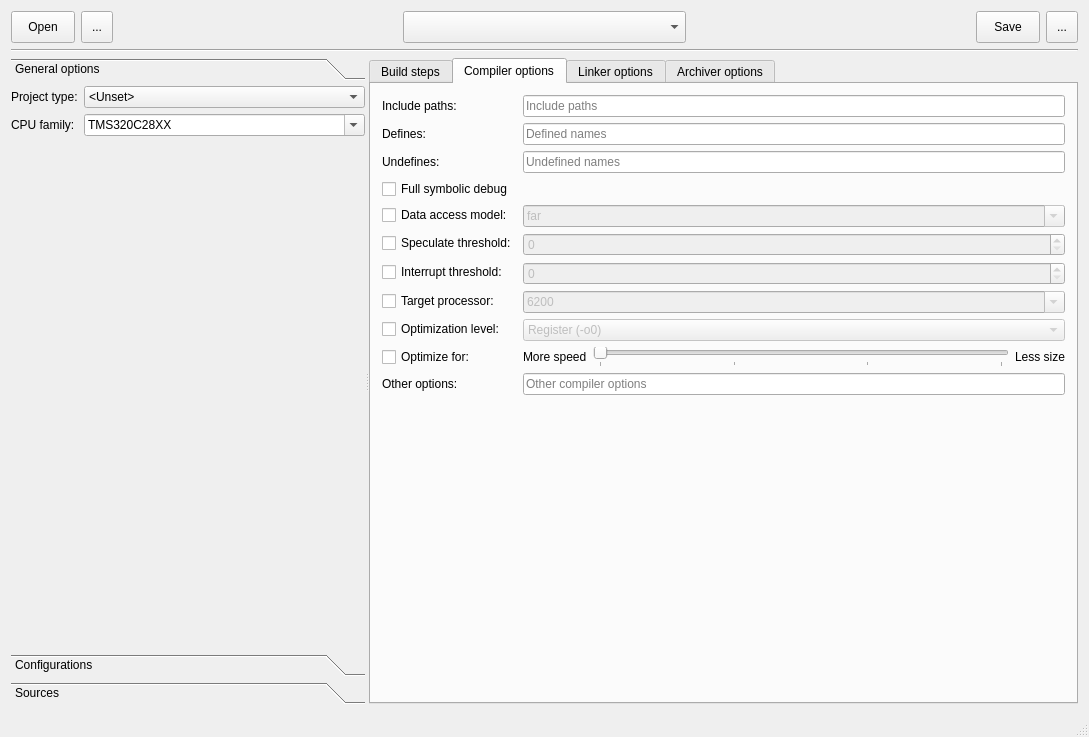
molotov-dmitry/ccs-pjt-editor-qt, file mainwindow.ui: the form before one commit.
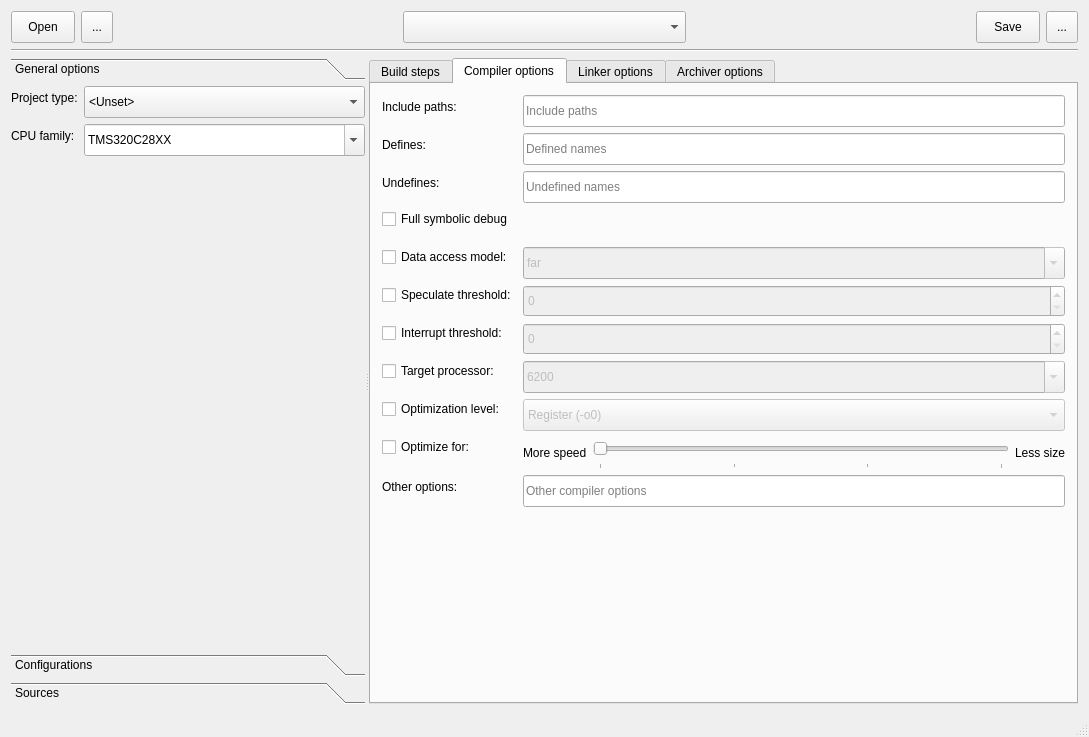
The form after the commit. The open tabs and pages were chosen to show the change. Icons and pictures are not drawn. Custom widgets are drawn as their Qt base class.

The edit to the form file:
```diff
--- a/mainwindow.ui
+++ b/mainwindow.ui
@@ -151,7 +151,7 @@
          <rect>
           <x>0</x>
           <y>0</y>
-          <width>429</width>
+          <width>416</width>
           <height>532</height>
          </rect>
         </property>
@@ -180,6 +180,12 @@
          </item>
          <item row="0" column="1">
           <widget class="QComboBox" name="boxProjectType">
+           <property name="minimumSize">
+            <size>
+             <width>0</width>
+             <height>32</height>
+            </size>
+           </property>
            <item>
             <property name="text">
              <string>&lt;Unset&gt;</string>
@@ -206,6 +212,12 @@
          </item>
          <item row="1" column="1">
           <widget class="QComboBox" name="editCpuFamily">
+           <property name="minimumSize">
+            <size>
+             <width>0</width>
+             <height>32</height>
+            </size>
+           </property>
            <property name="editable">
             <bool>true</bool>
            </property>
@@ -528,6 +540,12 @@
          </item>
          <item row="0" column="1">
           <widget class="ListEditor" name="editCompilerIncludePaths">
+           <property name="minimumSize">
+            <size>
+             <width>0</width>
+             <height>32</height>
+            </size>
+           </property>
            <property name="placeholderText">
             <string>Include paths</string>
            </property>
@@ -542,6 +560,12 @@
          </item>
          <item row="1" column="1">
           <widget class="ListEditor" name="editCompilerDefines">
+           <property name="minimumSize">
+            <size>
+             <width>0</width>
+             <height>32</height>
+            </size>
+           </property>
            <property name="placeholderText">
             <string>Defined names</string>
            </property>
@@ -556,6 +580,12 @@
          </item>
          <item row="2" column="1">
           <widget class="ListEditor" name="editCompilerUndefines">
+           <property name="minimumSize">
+            <size>
+             <width>0</width>
+             <height>32</height>
+            </size>
+           </property>
            <property name="placeholderText">
             <string>Undefined names</string>
            </property>
@@ -583,6 +613,12 @@
            <property name="enabled">
             <bool>false</bool>
            </property>
+           <property name="minimumSize">
+            <size>
+             <width>0</width>
+             <height>32</height>
+            </size>
+           </property>
            <property name="editable">
             <bool>true</bool>
            </property>
@@ -618,6 +654,12 @@
            <property name="enabled">
             <bool>false</bool>
            </property>
+           <property name="minimumSize">
+            <size>
+             <width>0</width>
+             <height>32</height>
+            </size>
+           </property>
           </widget>
          </item>
          <item row="7" column="0">
@@ -635,6 +677,12 @@
            <property name="enabled">
             <bool>false</bool>
            </property>
+           <property name="minimumSize">
+            <size>
+             <width>0</width>
+             <height>32</height>
+            </size>
+           </property>
           </widget>
          </item>
          <item row="8" column="0">
@@ -652,6 +700,12 @@
            <property name="enabled">
             <bool>false</bool>
            </property>
+           <property name="minimumSize">
+            <size>
+             <width>0</width>
+             <height>32</height>
+            </size>
+           </property>
            <property name="editable">
             <bool>true</bool>
            </property>
@@ -684,6 +738,12 @@
            <property name="enabled">
             <bool>false</bool>
            </property>
+           <property name="minimumSize">
+            <size>
+             <width>0</width>
+             <height>32</height>
+            </size>
+           </property>
            <item>
             <property name="text">
              <string>Register (-o0)</string>
@@ -727,6 +787,12 @@
              <property name="enabled">
               <bool>false</bool>
              </property>
+             <property name="minimumSize">
+              <size>
+               <width>0</width>
+               <height>32</height>
+              </size>
+             </property>
              <property name="maximum">
               <number>3</number>
              </property>
@@ -759,11 +825,27 @@
          </item>
          <item row="11" column="1">
           <widget class="ListEditor" name="editCompilerOtherOptions">
+           <property name="minimumSize">
+            <size>
+             <width>0</width>
+             <height>32</height>
+            </size>
+           </property>
            <property name="placeholderText">
             <string>Other compiler options</string>
            </property>
           </widget>
          </item>
+         <item row="4" column="1">
+          <widget class="QWidget" name="widget" native="true">
+           <property name="minimumSize">
+            <size>
+             <width>0</width>
+             <height>32</height>
+            </size>
+           </property>
+          </widget>
+         </item>
         </layout>
        </widget>
        <widget class="QWidget" name="tab_4">
```
Left out of the diff: 58 changed lines with no effect on the pictures.
